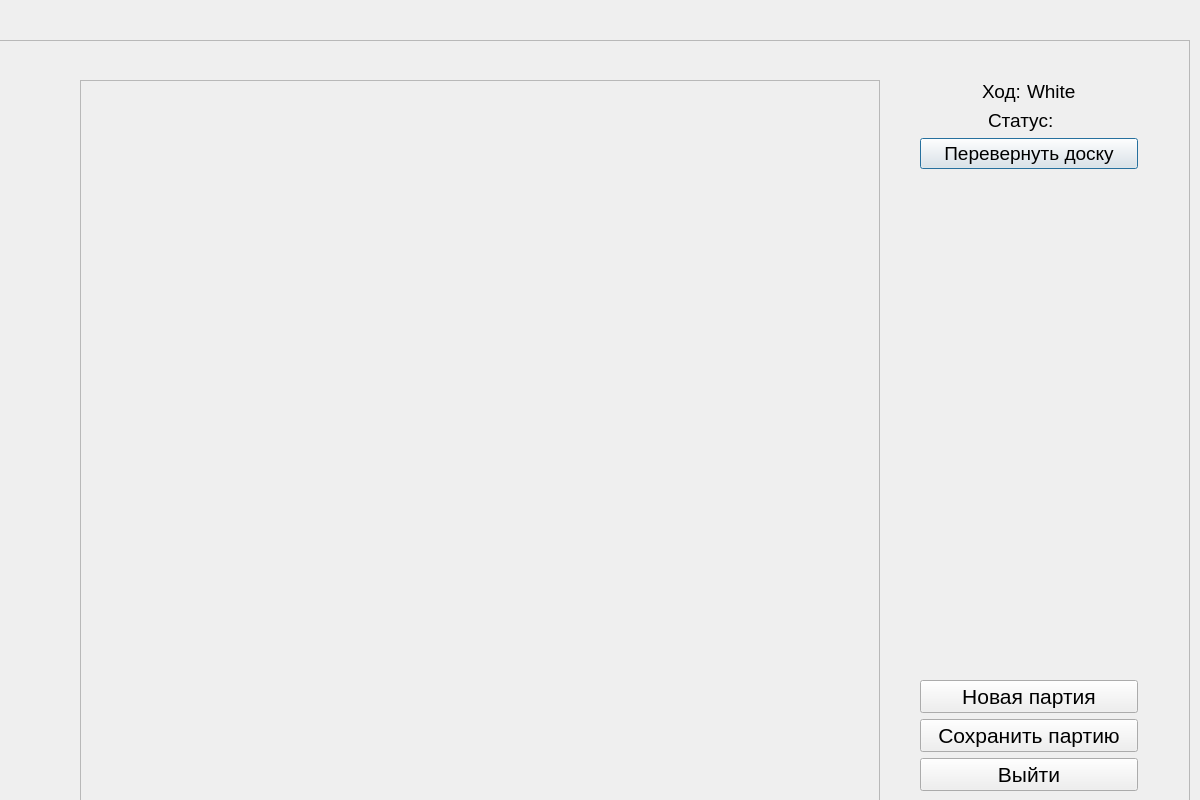
First picture: the form in gamewindow.ui, repository ikotyurg/chess100, before the edit.
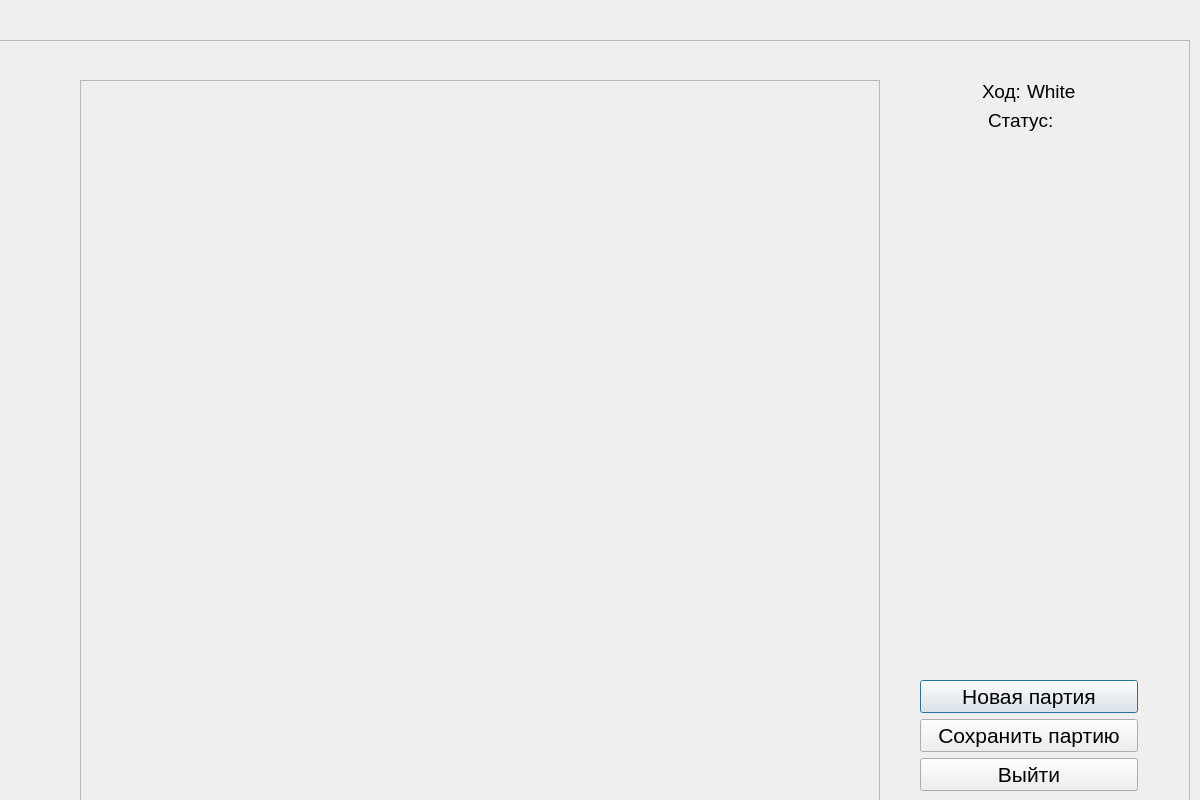
Second picture: the form after the edit.

Patch:
```diff
--- a/gamewindow.ui
+++ b/gamewindow.ui
@@ -162,18 +162,6 @@
        </item>
       </layout>
      </item>
-     <item>
-      <widget class="QPushButton" name="rotateButton">
-       <property name="font">
-        <font>
-         <pointsize>14</pointsize>
-        </font>
-       </property>
-       <property name="text">
-        <string>Перевернуть доску</string>
-       </property>
-      </widget>
-     </item>
      <item>
       <spacer name="verticalSpacer">
        <property name="orientation">
```
